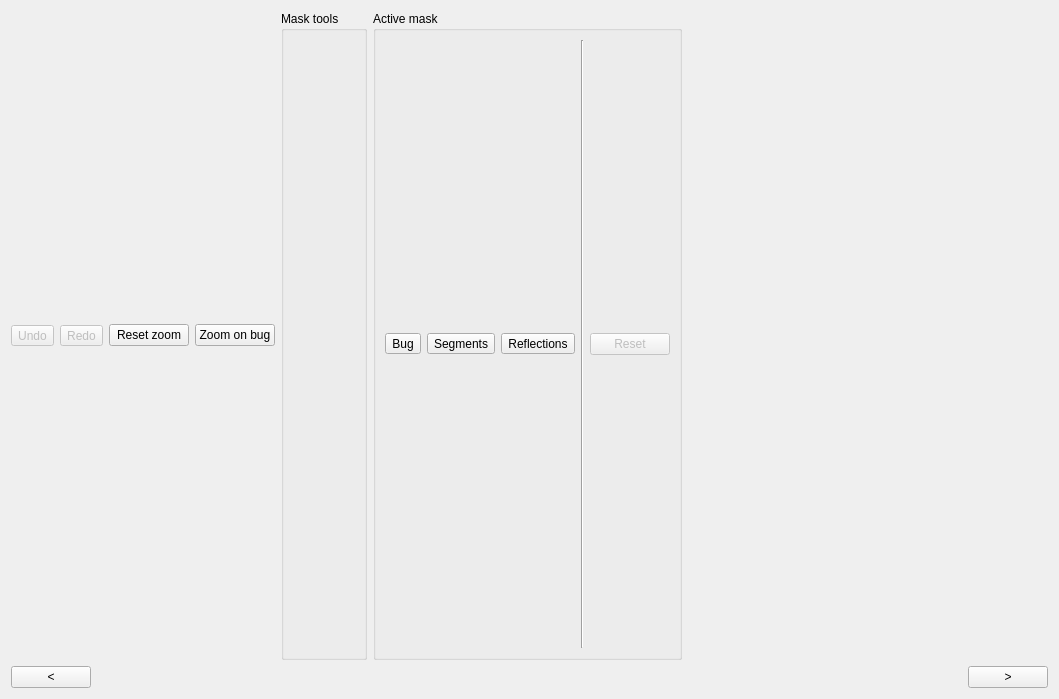
Qt form arthropod_describer/label_editor/ui/label_editor.ui (mrazr/maphis) before a commit.
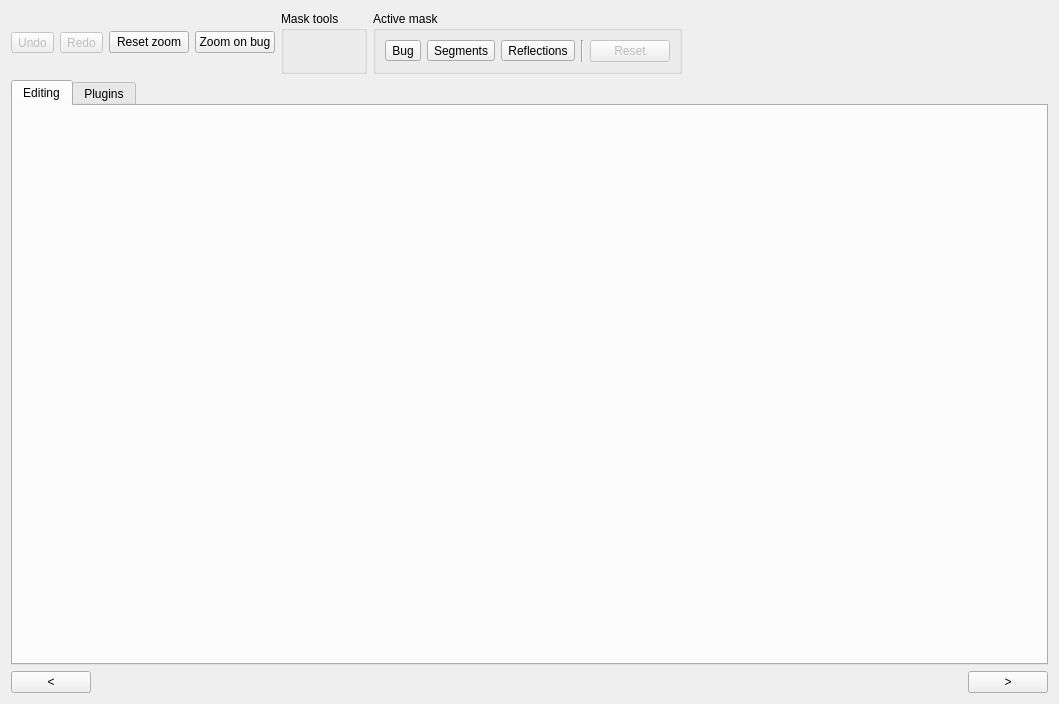
The same form after that commit.

Commit message: small fixes, added the option to restrict the application of a region computation to selected (used) labels

What changed in the file:
```diff
--- a/arthropod_describer/label_editor/ui/label_editor.ui
+++ b/arthropod_describer/label_editor/ui/label_editor.ui
@@ -7,7 +7,7 @@
     <x>0</x>
     <y>0</y>
     <width>1059</width>
-    <height>699</height>
+    <height>704</height>
    </rect>
   </property>
   <property name="sizePolicy">
@@ -151,7 +151,25 @@
     </layout>
    </item>
    <item>
-    <layout class="QHBoxLayout" name="center"/>
+    <layout class="QHBoxLayout" name="center">
+     <item>
+      <widget class="QTabWidget" name="tabSidebar">
+       <property name="currentIndex">
+        <number>0</number>
+       </property>
+       <widget class="QWidget" name="tabEditing">
+        <attribute name="title">
+         <string>Editing</string>
+        </attribute>
+       </widget>
+       <widget class="QWidget" name="tabPlugins">
+        <attribute name="title">
+         <string>Plugins</string>
+        </attribute>
+       </widget>
+      </widget>
+     </item>
+    </layout>
    </item>
    <item>
     <layout class="QHBoxLayout" name="controls">
```
Left out of the diff: 4 changed lines with no effect on the pictures. The commit also changes 19 other files.
